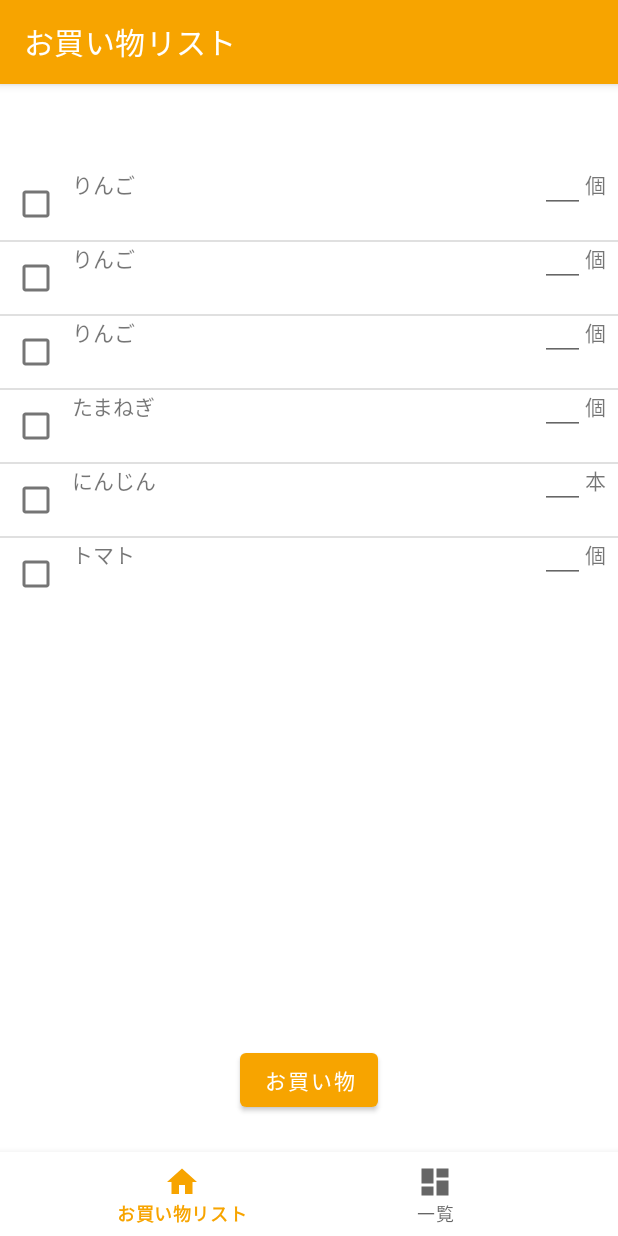
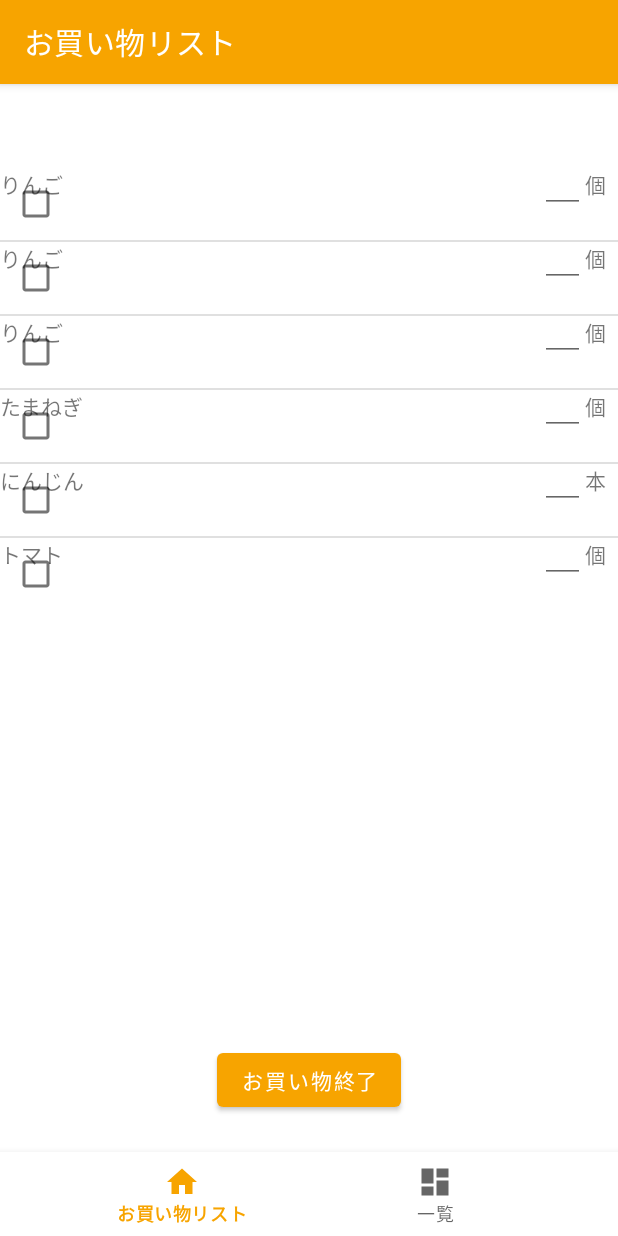
Before and after one commit to KousukeArai/ShoppingList, an Android app: the screen it shows after launch (MainActivity), on a phone screen of 412 x 824 dp. Run offline under Robolectric (Android 15) with nearby library versions, the phone set to English and light mode, and no system bars; our stand-ins replace navigation-ui; 1 statement that could not run was skipped.

Commit message:
idの書き換え

```diff
--- a/app/src/main/java/com/websarva/wings/android/myapplication3/MyAdapter.java
+++ b/app/src/main/java/com/websarva/wings/android/myapplication3/MyAdapter.java
@@ -33,7 +33,7 @@ public class MyAdapter extends SimpleAdapter {
     @Override
     public View getView(final int position, View convertView, ViewGroup parent) {
         View view = super.getView(position, convertView, parent);
-        CheckBox ch = view.findViewById(R.id.checkBox);
+        CheckBox ch = view.findViewById(R.id.cbList);
 
         // チェックの状態が変化した場合はマップに記憶する
         ch.setOnCheckedChangeListener(new CompoundButton.OnCheckedChangeListener() {
--- a/app/src/main/java/com/websarva/wings/android/myapplication3/ui/home/HomeFragment.java
+++ b/app/src/main/java/com/websarva/wings/android/myapplication3/ui/home/HomeFragment.java
@@ -19,7 +19,6 @@ import androidx.lifecycle.ViewModelProvider;
 import com.websarva.wings.android.myapplication3.MainActivity;
 import com.websarva.wings.android.myapplication3.MyAdapter;
 import com.websarva.wings.android.myapplication3.R;
-import com.websarva.wings.android.myapplication3.databinding.FragmentHomeBinding;
 
 import java.util.ArrayList;
 import java.util.HashMap;
@@ -44,7 +43,7 @@ public class HomeFragment extends Fragment {
         // Mapのキー
         String[] FROM = {"name", "unit", "check"};
         // リソースのコントロールID
-        int[] TO = {R.id.textView, R.id.textView2, R.id.checkBox};
+        int[] TO = {R.id.textView, R.id.textView2, R.id.cbList};
 
         // アダプターの設定
         MyAdapter adapter = new MyAdapter(parentActivity,
@@ -58,7 +57,7 @@ public class HomeFragment extends Fragment {
             }
         });
 
-        view.findViewById(R.id.button).setOnClickListener(new View.OnClickListener() {
+        view.findViewById(R.id.btAdd).setOnClickListener(new View.OnClickListener() {
             @Override
             public void onClick(View v) {
 
--- a/app/src/main/res/layout/fragment_home.xml
+++ b/app/src/main/res/layout/fragment_home.xml
@@ -15,12 +15,12 @@
         app:layout_constraintTop_toTopOf="parent" />
 
     <Button
-        android:id="@+id/button"
+        android:id="@+id/btEnd"
         android:layout_width="wrap_content"
         android:layout_height="wrap_content"
         android:layout_gravity="center"
         android:layout_marginBottom="80dp"
-        android:text="お買い物"
+        android:text="お買い物終了"
         app:layout_constraintBottom_toBottomOf="parent"
         app:layout_constraintEnd_toEndOf="parent"
         app:layout_constraintStart_toStartOf="parent" />
--- a/app/src/main/res/layout/list.xml
+++ b/app/src/main/res/layout/list.xml
@@ -10,7 +10,7 @@
 
 
     <CheckBox
-        android:id="@+id/checkBox"
+        android:id="@+id/cbList"
         android:layout_width="wrap_content"
         android:layout_height="wrap_content"
         app:layout_constraintStart_toStartOf="parent"
@@ -21,7 +21,6 @@
         android:layout_width="wrap_content"
         android:layout_height="wrap_content"
         android:text="商品名"
-        app:layout_constraintStart_toEndOf="@+id/checkBox"
         tools:layout_editor_absoluteY="0dp" />
 
     <EditText
```
Also changed, not shown: app/src/main/java/com/websarva/wings/android/myapplication3/ui/dashboard/DashboardFragment.java (+51 -17 lines), app/src/main/java/com/websarva/wings/android/myapplication3/ui/dashboard/DashboardViewModel.java (deleted, +0 -19 lines), app/src/main/res/layout/fragment_dashboard.xml (+17 -11 lines).
